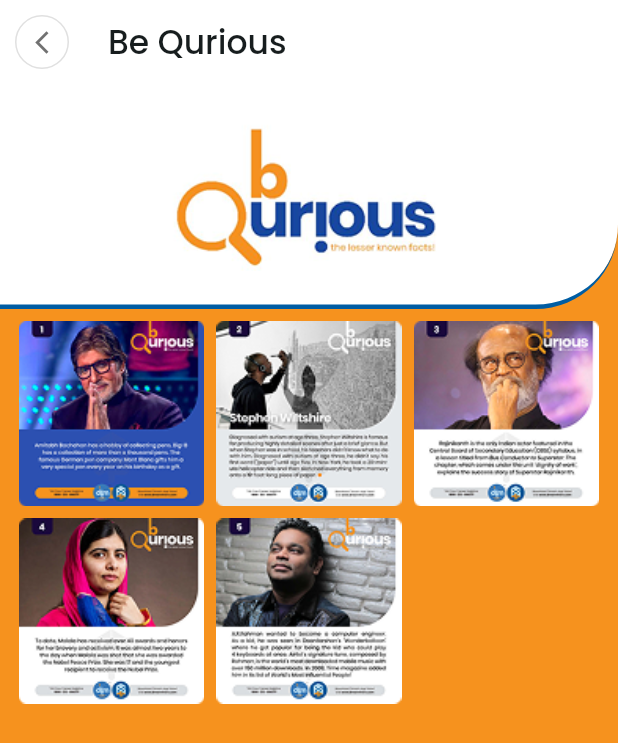
After one commit to donymashup/Etutor, a Flutter app: the GkPostScreen screen opened directly, on a phone screen of 412 x 824 dp. The commit adds this screen. Shown: the top 743 px of the screen. Run offline on Flutter 3.47's test engine with Material 3 defaults, Android fonts, the phone set to English and light mode, and no system bars; our stand-ins replace dotted_border, fl_chart, lottie, percent_indicator, pinput; missing offline and left inert: iconify_flutter.

Commit message:
gk post screen completed

```diff
--- a/lib/common/screens/splash_screen.dart
+++ b/lib/common/screens/splash_screen.dart
@@ -15,7 +15,7 @@ class _SplashScreenState extends State<SplashScreen> {
   void initState() {
     super.initState();
     Timer(
-        Duration(seconds: 3),
+        Duration(seconds: 2),
         () => Navigator.pushReplacement(
             context, MaterialPageRoute(builder: (context) => PhoneNumberAuth())));
   }
--- a/lib/features/auth/widgets/white_button.dart
+++ b/lib/features/auth/widgets/white_button.dart
@@ -23,7 +23,7 @@ class whiteButton extends StatelessWidget {
             borderRadius: BorderRadius.circular(30),
           ),
         ),
-        child: Text("Verify Phone Number",
+        child: Text(text,
             style: TextStyle(
               color: AppColor.primaryColor,
             )),
--- /dev/null
+++ b/lib/features/my_course/screens/gk_post_screen.dart
@@ -0,0 +1,62 @@
+import 'package:etutor/common/constants/app_constants.dart';
+import 'package:etutor/common/widgets/back_button.dart';
+import 'package:flutter/material.dart';
+
+class GkPostScreen extends StatelessWidget {
+  GkPostScreen({super.key});
+
+  final List<String> posts = ["assets/images/gk1.png","assets/images/gk2.png","assets/images/gk3.png","assets/images/gk4.png","assets/images/gk5.png"];
+
+  @override
+  Widget build(BuildContext context) {
+    return Scaffold(
+      backgroundColor:AppColor.secondaryColor ,
+      appBar: AppBar(
+        backgroundColor: AppColor.whiteColor,
+        title: Text(
+          "Be Qurious",
+          style: TextStyle(fontWeight: FontWeight.w500,),
+        ),
+        leading: Padding(
+          padding: const EdgeInsets.all(10.0),
+          child: CustomBackButton(),
+        ),
+      ),
+      body: Column(
+        children: [
+          Container(
+            height: 150,
+            decoration: BoxDecoration(
+              color: AppColor.whiteColor,
+              borderRadius: BorderRadius.only(bottomRight: Radius.circular(55)),
+              border: Border(bottom:BorderSide(color: AppColor.primaryColor,width: 3) ),
+            ),
+            child: Center(
+              child: Image.asset("assets/images/bequrious_logo.png",
+              width: MediaQuery.of(context).size.width * 0.5,)),
+          ),
+          Expanded(
+            child: SingleChildScrollView(
+              child: Padding(
+                padding: const EdgeInsets.all(8.0),
+                child: Wrap(
+                   alignment: WrapAlignment.start,
+                   spacing: 8,
+                   runSpacing: 8,
+                   children: [
+                   ...List.generate(
+                    posts.length,
+                    (index) => SizedBox(
+                      width:MediaQuery.of(context).size.width * .3,
+                      child: Image.asset(posts[index],fit: BoxFit.cover,)))
+                   ],
+                ),
+              ),
+            ),
+          )
+
+        ],
+      ),
+    );
+  }
+}
```
Also changed, not shown: lib/features/auth/screen/password_reset_otp.dart (+7 -1 lines), lib/features/auth/screen/password_reset_succesfull.dart (+16 -1 lines), lib/features/auth/screen/password_screen.dart (+9 -1 lines), lib/features/auth/screen/phone_number_auth.dart (+14 -5 lines), lib/features/auth/screen/registration.dart (+7 -1 lines), lib/features/payment/screen/payment_succesfull.dart (added, +34 -0 lines), lib/main.dart (+5 -2 lines), assets/images/bequrious_logo.png (added), assets/images/gk1.png (added), assets/images/gk2.png (added), assets/images/gk3.png (added), assets/images/gk4.png (added), assets/images/gk5.png (added), 4 other files.
